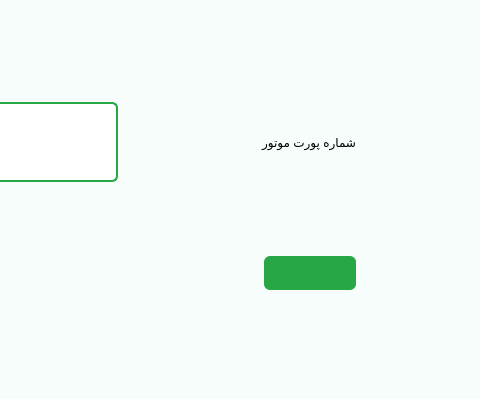
Farazist/raspberrypi-app, file setup.ui: the form before one commit; both pictures show x 491 to 971 and y 0 to 399 of the 1056 by 399 pixel window.
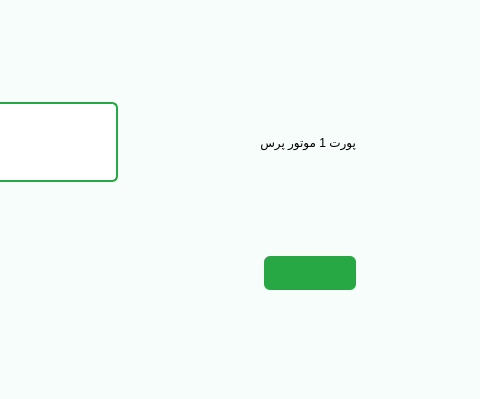
The form after the commit. The open tabs and pages were chosen to show the change. Icons and pictures are not drawn.

Commit message: setup.ui press_motor_forward

Diff of the .ui file:
```diff
--- a/setup.ui
+++ b/setup.ui
@@ -512,7 +512,7 @@
 color: #000000;</string>
             </property>
             <property name="text">
-             <string>شماره پورت موتور</string>
+             <string>پورت 1 موتور پرس</string>
             </property>
            </widget>
           </item>
```
Left out of the diff: 8 changed lines with no effect on the pictures.
